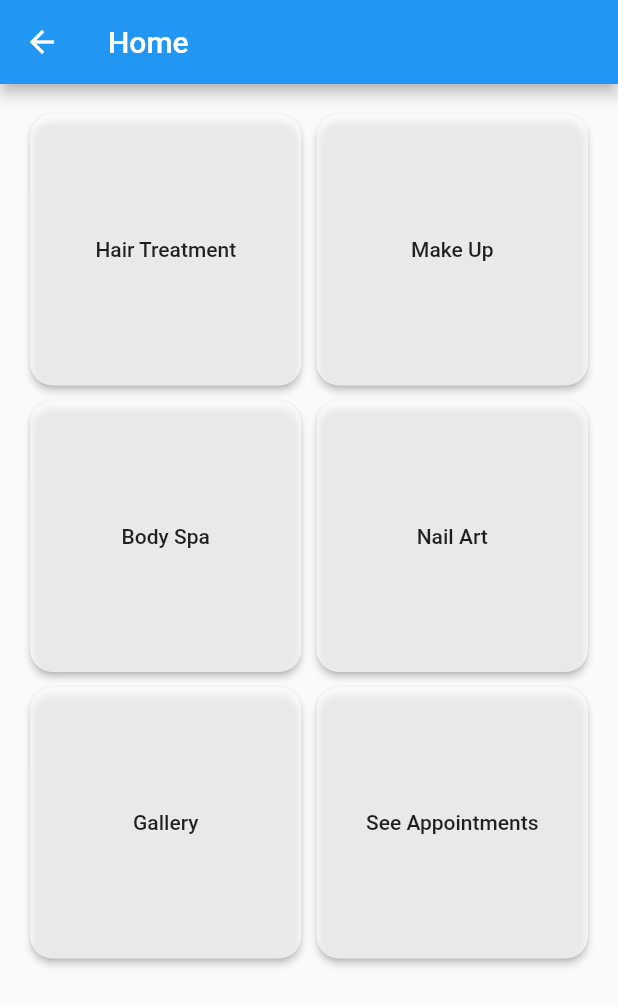
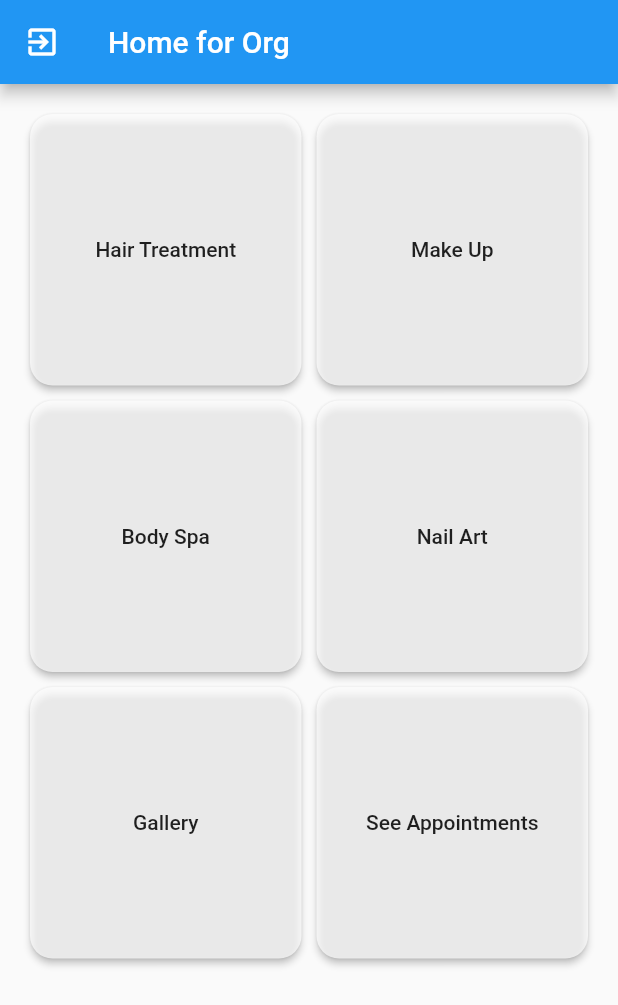
Before and after one commit to KamalaPoudel/flutterstyleitup, a Flutter app: the OrgHome screen opened directly, on a phone screen of 412 x 824 dp. Shown: the top 1005 px of the screen. Run offline on Flutter 3.47's test engine with Material 2 defaults, Android fonts, the phone set to English and light mode, and no system bars; our stand-ins replace cloud_firestore, firebase_auth; accounts and stored records are empty; network calls fail.

```diff
--- a/lib/home.dart
+++ b/lib/home.dart
@@ -11,7 +11,7 @@ class _CustomerHomeState extends State<CustomerHome> {
   Widget build(BuildContext context) {
     return Scaffold(
       appBar: AppBar(
-        title: Text("Home"),
+        title: Text("Home for customer"),
         leading: IconButton(
             icon: Icon(Icons.exit_to_app),
             onPressed: () async {
--- a/lib/orghome.dart
+++ b/lib/orghome.dart
@@ -1,3 +1,4 @@
+import 'package:firebase_auth/firebase_auth.dart';
 import 'package:flutter/material.dart';
 
 class OrgHome extends StatefulWidget {
@@ -10,7 +11,13 @@ class _OrgHomeState extends State<OrgHome> {
   Widget build(BuildContext context) {
     return Scaffold(
       appBar: AppBar(
-        title: Text("Home"),
+        title: Text("Home for Org"),
+        leading: IconButton(
+            icon: Icon(Icons.exit_to_app),
+            onPressed: () async {
+              await FirebaseAuth.instance.signOut();
+              Navigator.of(context).pushNamed('/Welcomepage');
+            }),
       ),
       body: GridView.count(
         primary: false,
```
Also changed, not shown: lib/loginscreen.dart (+20 -2 lines), lib/main.dart (+25 -2 lines).
